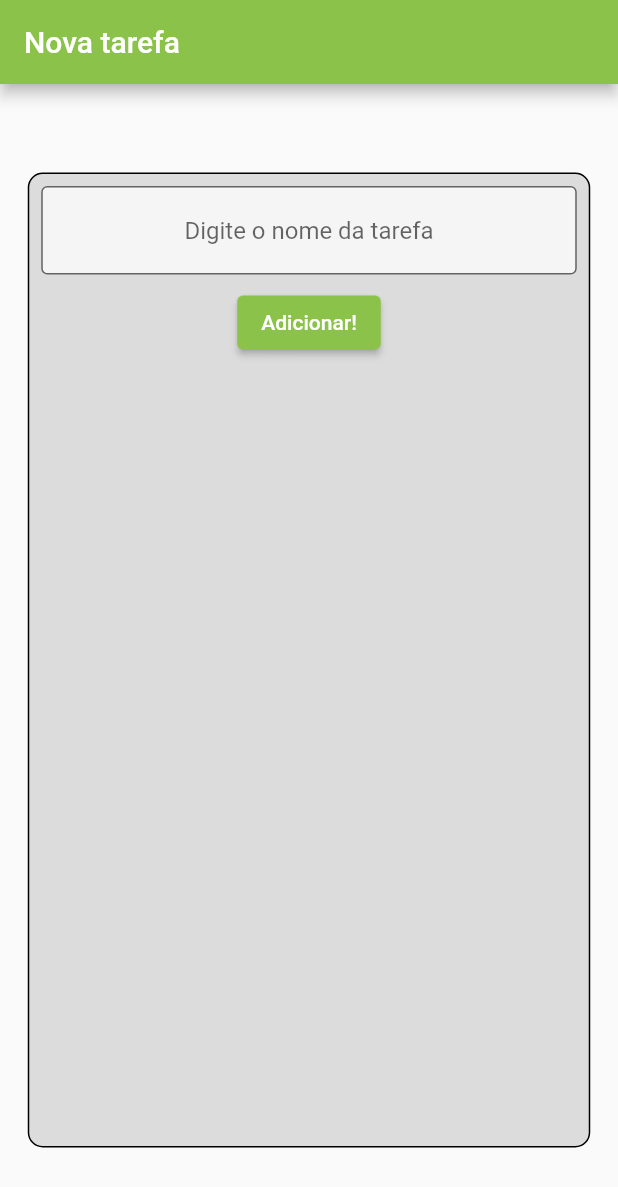
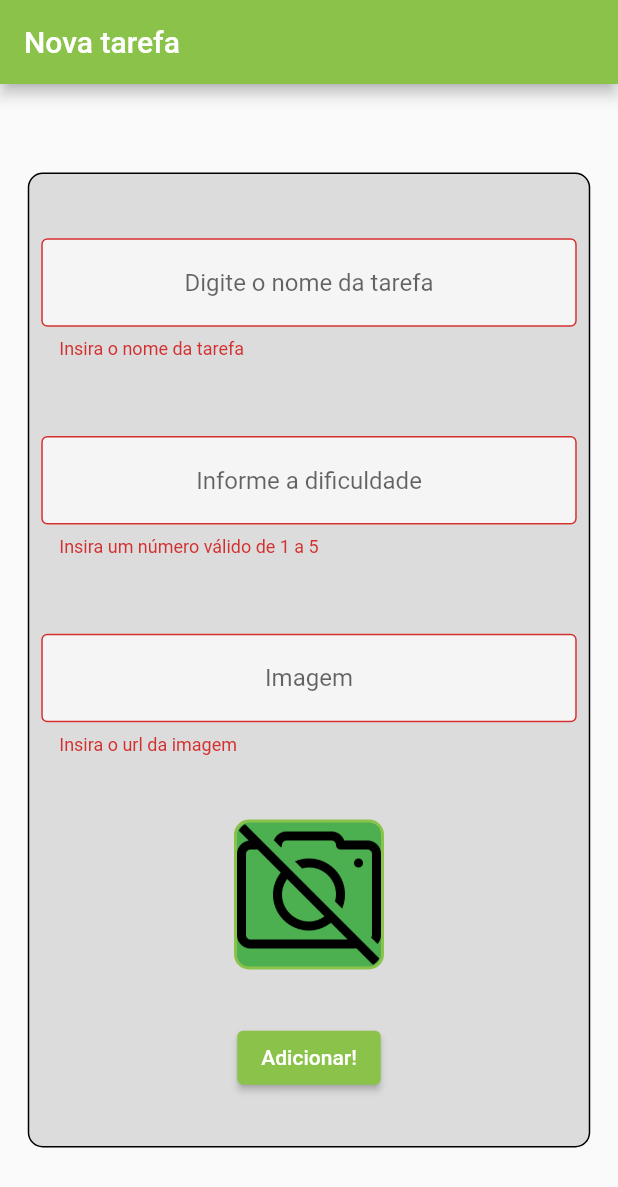
Before and after one commit to Venicode/AplicativoFlutter, a Flutter app: the screen it shows after launch, after a tap on "Adicionar!", on a phone screen of 412 x 824 dp. Shown: the top 1187 px of the screen. Run offline on Flutter 3.47's test engine with Material 2 defaults, Android fonts, the phone set to English and light mode, and no system bars; network calls fail.

Commit message:
keyboards types and validator

```diff
--- a/lib/screens/form_screen.dart
+++ b/lib/screens/form_screen.dart
@@ -9,9 +9,15 @@ class FormScreen extends StatefulWidget {
 
 class _FormScreenState extends State<FormScreen> {
   TextEditingController nameController = TextEditingController();
+  TextEditingController difficultyController = TextEditingController();
+  TextEditingController imageController = TextEditingController();
+
+  final _formkey = GlobalKey<FormState>();
   @override
   Widget build(BuildContext context) {
-    return Scaffold(
+    return Form(
+      key: _formkey,
+      child: Scaffold(
           appBar: AppBar(
             title: const Text(
               'Nova tarefa',
@@ -19,6 +25,7 @@ class _FormScreenState extends State<FormScreen> {
             ),
           ),
           body: Center(
+            child: SingleChildScrollView(
               child: Container(
                   height: 650,
                   width: 375,
@@ -27,10 +34,18 @@ class _FormScreenState extends State<FormScreen> {
                       borderRadius: BorderRadius.circular(10),
                       border: Border.all(width: 1)),
                   child: Column(
+                    mainAxisAlignment: MainAxisAlignment.spaceEvenly,
+                    crossAxisAlignment: CrossAxisAlignment.center,
                     children: [
                       Padding(
                         padding: const EdgeInsets.all(8.0),
                         child: TextFormField(
+                          validator: (String? value) {
+                            if (value != null && value.isEmpty) {
+                              return 'Insira o nome da tarefa';
+                            }
+                            return null;
+                          },
                           controller: nameController,
                           textAlign: TextAlign.center,
                           decoration: const InputDecoration(
@@ -40,11 +55,84 @@ class _FormScreenState extends State<FormScreen> {
                               filled: true),
                         ),
                       ),
-                  ElevatedButton(onPressed: () {
+                      Padding(
+                        padding: const EdgeInsets.all(8.0),
+                        child: TextFormField(
+                          validator: (value) {
+                            if (value!.isEmpty ||
+                                int.parse(value) > 5 ||
+                                int.parse(value) < 1) {
+                              return 'Insira um número válido de 1 a 5';
+                            }
+                            return null;
+                          },
+                          keyboardType: TextInputType.number,
+                          controller: difficultyController,
+                          textAlign: TextAlign.center,
+                          decoration: const InputDecoration(
+                              border: OutlineInputBorder(),
+                              hintText: 'Informe a dificuldade',
+                              fillColor: Colors.white70,
+                              filled: true),
+                        ),
+                      ),
+                      Padding(
+                        padding: const EdgeInsets.all(8.0),
+                        child: TextFormField(
+                          onChanged: (text) {
+                            setState(() {});
+                          },
+                          validator: (String? value){
+                            if (value!.isEmpty){
+                              return 'Insira o url da imagem';
+                            }
+                            return null;
+                          },
+                          keyboardType: TextInputType.url,
+                          controller: imageController,
+                          textAlign: TextAlign.center,
+                          decoration: const InputDecoration(
+                              border: OutlineInputBorder(),
+                              hintText: 'Imagem',
+                              fillColor: Colors.white70,
+                              filled: true),
+                        ),
+                      ),
+                      Container(
+                        height: 100,
+                        width: 100,
+                        decoration: BoxDecoration(
+                            color: Colors.green,
+                            borderRadius: BorderRadius.circular(10),
+                            border:
+                                Border.all(width: 2, color: Colors.lightGreen)),
+                        child: ClipRRect(
+                          borderRadius: BorderRadius.circular(10),
+                          child: Image.network(
+                            imageController.text,
+                            errorBuilder: (BuildContext context, Object exception,
+                                StackTrace? stackTrace) {
+                              return Image.asset('assets/images/no-photos.png');
+                            },
+                            fit: BoxFit.cover,
+                          ),
+                        ),
+                      ),
+                      ElevatedButton(
+                          onPressed: () {
+                            if(_formkey.currentState!.validate()){
                             print(nameController.text);
-                  }, child: const Text('Adicionar!', style:  TextStyle(color: Colors.white),))
+                            print(difficultyController.text);
+                            print(imageController.text);
+                          }},
+                          child: const Text(
+                            'Adicionar!',
+                            style: TextStyle(color: Colors.white),
+                          ))
                     ],
                   )),
-        ));
+            ),
+          )),
+    );
   }
 }
```
Also changed, not shown: assets/images/no-photos.png (added). Lines whose indentation alone changed are shown as unchanged.
